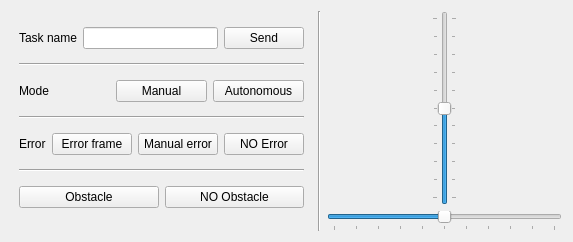
Old version of the form scripts/ui/mobile_app_sim.ui in the repository agribot-2-0/agribot_simulation.
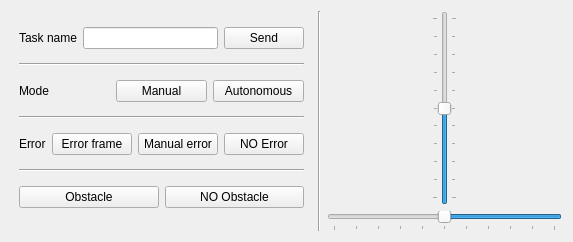
New version of the form.

Commit message: Inverte radius slider  appearance

What changed in the file:
```diff
--- a/scripts/ui/mobile_app_sim.ui
+++ b/scripts/ui/mobile_app_sim.ui
@@ -239,9 +239,18 @@
          <property name="pageStep">
           <number>20</number>
          </property>
+         <property name="value">
+          <number>0</number>
+         </property>
          <property name="orientation">
           <enum>Qt::Horizontal</enum>
          </property>
+         <property name="invertedAppearance">
+          <bool>true</bool>
+         </property>
+         <property name="invertedControls">
+          <bool>false</bool>
+         </property>
          <property name="tickPosition">
           <enum>QSlider::TicksBelow</enum>
          </property>
```
